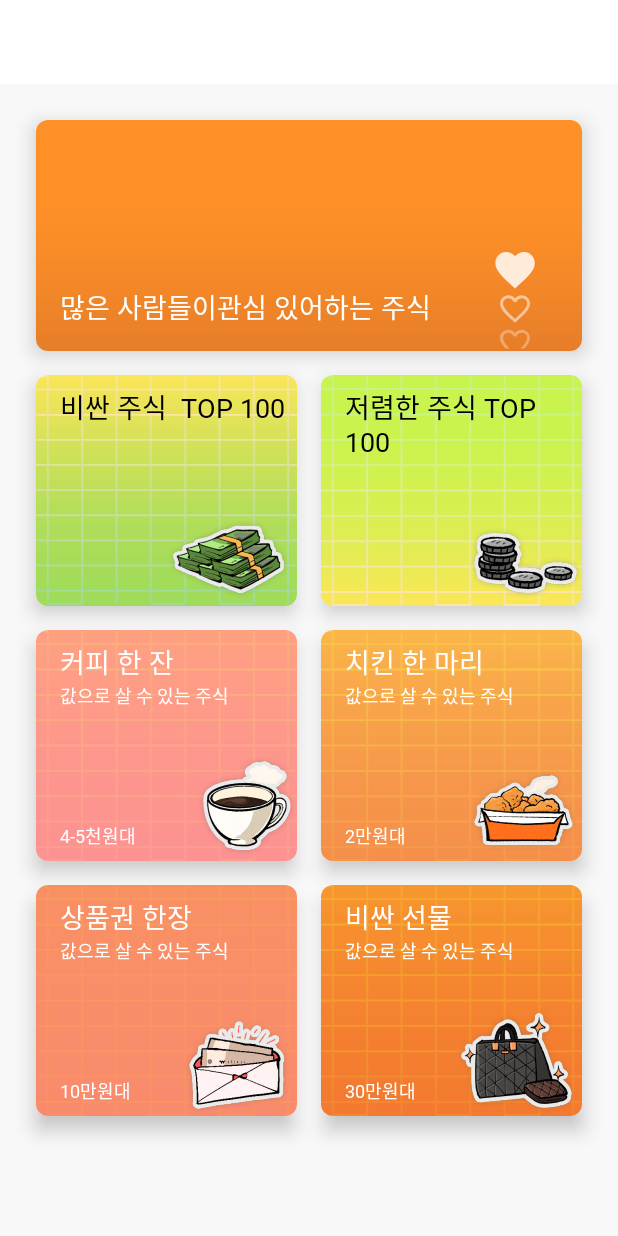
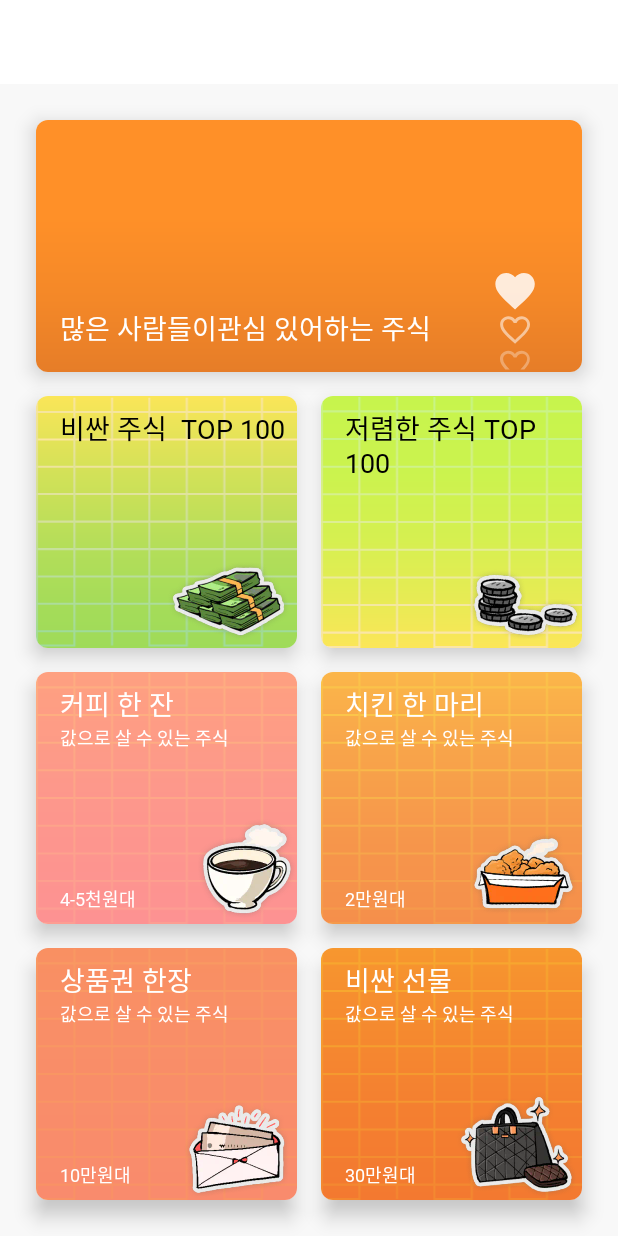
Before and after one commit to team-damda/Damda-Android, an Android app: the fragment SearchFragment shown on its own in the app's theme, on a phone screen of 412 x 824 dp. Run offline under Robolectric (Android 15) with nearby library versions, the phone set to English and light mode, and no system bars.

Commit message:
fix: Search XML 하단 간격 수정

```diff
--- a/app/src/main/res/layout/fragment_search.xml
+++ b/app/src/main/res/layout/fragment_search.xml
@@ -266,7 +266,7 @@
         android:layout_marginStart="24dp"
         android:layout_marginTop="16dp"
         android:layout_marginEnd="8dp"
-        android:layout_marginBottom="80dp"
+        android:layout_marginBottom="24dp"
         app:cardCornerRadius="8dp"
         app:cardElevation="8dp"
         app:layout_constraintBottom_toBottomOf="parent"
@@ -277,8 +277,8 @@
         <ImageView
             android:layout_width="match_parent"
             android:layout_height="match_parent"
+            android:contentDescription="@string/search_giftcard_stock"
             android:scaleType="centerCrop"
-            android:contentDescription="@string/search_giftcard_stock"
             android:src="@drawable/bg_search_giftcard" />
 
         <ImageView
@@ -303,21 +303,21 @@
 
             <TextView
                 android:id="@+id/textView20"
+                style="@style/Bold.WhiteTitleTextStyle"
                 android:layout_width="wrap_content"
                 android:layout_height="wrap_content"
                 android:layout_marginStart="16dp"
                 android:layout_marginTop="8dp"
-                style="@style/Bold.WhiteTitleTextStyle"
                 android:text="@string/search_giftcard_stock"
                 app:layout_constraintStart_toStartOf="parent"
                 app:layout_constraintTop_toTopOf="parent" />
 
             <TextView
                 android:id="@+id/textView21"
+                style="@style/Bold.WhiteSmallTextStyle"
                 android:layout_width="wrap_content"
                 android:layout_height="wrap_content"
                 android:layout_marginStart="16dp"
-                style="@style/Bold.WhiteSmallTextStyle"
                 android:text="@string/search_stock_subtitle"
                 app:layout_constraintStart_toStartOf="parent"
                 app:layout_constraintTop_toBottomOf="@+id/textView20" />
@@ -331,7 +331,7 @@
         android:layout_marginStart="8dp"
         android:layout_marginTop="16dp"
         android:layout_marginEnd="24dp"
-        android:layout_marginBottom="80dp"
+        android:layout_marginBottom="24dp"
         app:cardCornerRadius="8dp"
         app:cardElevation="8dp"
         app:layout_constraintBottom_toBottomOf="parent"
@@ -342,8 +342,8 @@
         <ImageView
             android:layout_width="match_parent"
             android:layout_height="match_parent"
+            android:contentDescription="@string/search_gift_stock"
             android:scaleType="centerCrop"
-            android:contentDescription="@string/search_gift_stock"
             android:src="@drawable/bg_search_gift" />
 
         <ImageView
@@ -368,21 +368,21 @@
 
             <TextView
                 android:id="@+id/textView22"
+                style="@style/Bold.WhiteTitleTextStyle"
                 android:layout_width="wrap_content"
                 android:layout_height="wrap_content"
                 android:layout_marginStart="16dp"
                 android:layout_marginTop="8dp"
-                style="@style/Bold.WhiteTitleTextStyle"
                 android:text="@string/search_gift_stock"
                 app:layout_constraintStart_toStartOf="parent"
                 app:layout_constraintTop_toTopOf="parent" />
 
             <TextView
                 android:id="@+id/textView23"
+                style="@style/Bold.WhiteSmallTextStyle"
                 android:layout_width="wrap_content"
                 android:layout_height="wrap_content"
                 android:layout_marginStart="16dp"
-                style="@style/Bold.WhiteSmallTextStyle"
                 android:text="@string/search_stock_subtitle"
                 app:layout_constraintStart_toStartOf="parent"
                 app:layout_constraintTop_toBottomOf="@+id/textView22" />
```
